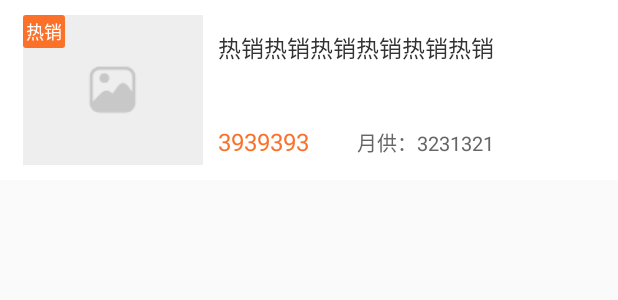
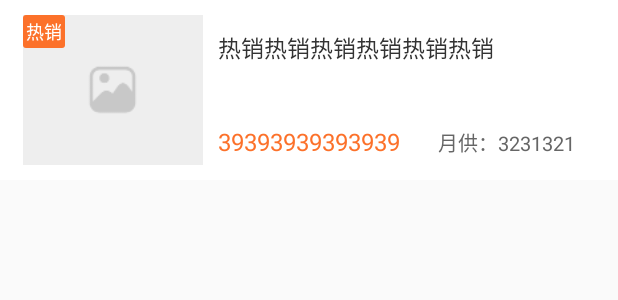
Before and after one commit to ibisTime/xn-htloan-android, an Android app: the layout item_recommend_product.xml on its own in the app's theme, with its tools: preview values and no code run, on a phone screen of 412 x 824 dp. Shown: the top 300 px of the screen. Run offline under Robolectric (Android 15) with nearby library versions, the phone set to English and light mode, and no system bars.

```diff
--- a/app/src/main/res/layout/item_recommend_product.xml
+++ b/app/src/main/res/layout/item_recommend_product.xml
@@ -36,7 +36,7 @@
     </FrameLayout>
 
     <LinearLayout
-        android:layout_width="wrap_content"
+        android:layout_width="match_parent"
         android:layout_height="wrap_content"
         android:layout_marginTop="10dp"
         android:orientation="vertical">
@@ -60,16 +60,15 @@
             android:orientation="horizontal">
 
             <LinearLayout
-                android:layout_width="wrap_content"
+                android:layout_width="match_parent"
                 android:layout_height="match_parent"
                 android:orientation="horizontal">
 
                 <TextView
                     android:id="@+id/tv_product_price"
-                    android:layout_width="0dp"
+                    android:layout_width="wrap_content"
                     android:layout_height="wrap_content"
                     android:layout_marginLeft="10dp"
-                    android:layout_weight="1"
                     android:maxLines="2"
                     android:textColor="@color/orange"
                     android:textSize="16sp"
```
